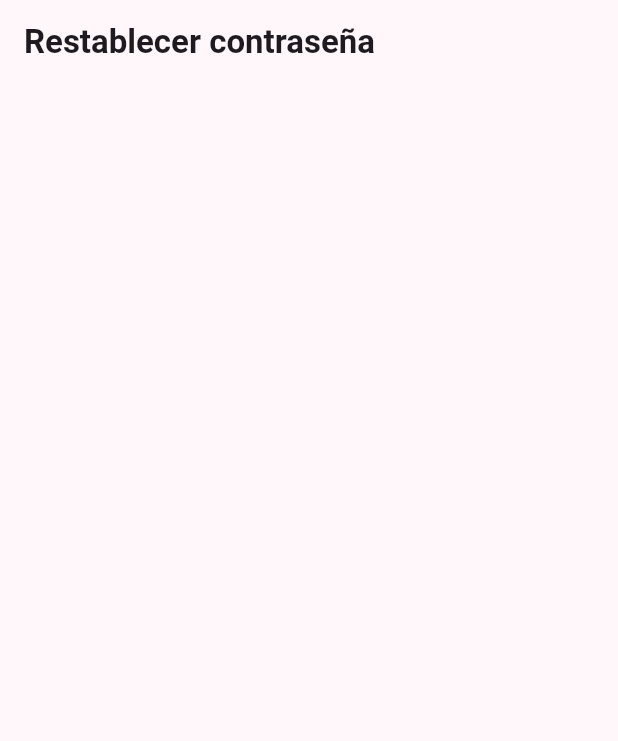
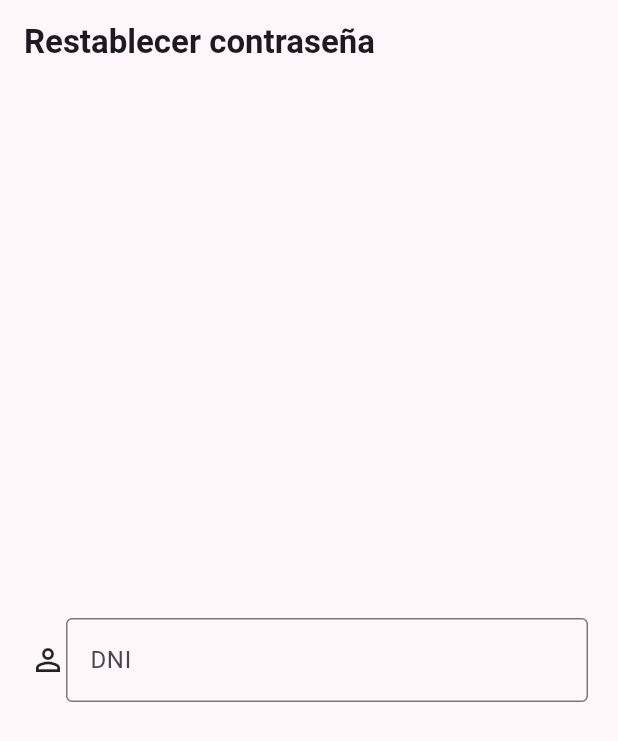
Before and after one commit to TsolidarioFG/2024-AGAELA-plataforma, a Flutter app: the PasswordRecovery screen opened by its route, on a phone screen of 412 x 824 dp. Shown: the top 741 px of the screen. Run offline on Flutter 3.47's test engine with Material 3 defaults, Android fonts, the phone set to English and light mode, and no system bars; our stand-ins replace go_router; generated files the repository leaves out were written again.

Commit message:
Added dni form field to password recovery

```diff
--- a/agaela_app/lib/features/password_recovery/screens/password_recovery.dart
+++ b/agaela_app/lib/features/password_recovery/screens/password_recovery.dart
@@ -1,3 +1,4 @@
+import 'package:agaela_app/common_widgets/default_icon_form_field.dart';
 import 'package:agaela_app/common_widgets/text_appbar.dart';
 import 'package:flutter/material.dart';
 import 'package:flutter_gen/gen_l10n/app_localizations.dart';
@@ -10,12 +11,30 @@ class PasswordRecovery extends StatefulWidget {
 }
 
 class _PasswordRecoveryState extends State<PasswordRecovery> {
+  final _passwordRecoveryFormKey = GlobalKey<FormState>();
+
+  final _dniController = TextEditingController();
+
   @override
   Widget build(BuildContext context) {
     return Scaffold(
       appBar: TextAppbar(
         text: AppLocalizations.of(context)!.passwordRecoveryTitle,
       ),
+      body: Form(
+        key: _passwordRecoveryFormKey,
+        autovalidateMode: AutovalidateMode.onUserInteraction,
+        child: Column(
+          mainAxisAlignment: MainAxisAlignment.spaceEvenly,
+          children: <Widget>[
+            DefaultIconFormField(
+                controller: _dniController,
+                icon: const Icon(Icons.perm_identity),
+                text: AppLocalizations.of(context)!.passwordRecoveryDniField,
+                sensitiveInformation: false)
+          ],
+        ),
+      ),
     );
   }
 }
--- a/agaela_app/lib/l10n/app_es.arb
+++ b/agaela_app/lib/l10n/app_es.arb
@@ -5,5 +5,6 @@
     "loginPasswordField": "Contraseña",
     "loginButton": "Autenticarse",
     "loginPasswordRecovery": "Olvidé mi contraseña",
-    "passwordRecoveryTitle": "Restablecer contraseña"
+    "passwordRecoveryTitle": "Restablecer contraseña",
+    "passwordRecoveryDniField": "DNI"
 }
--- a/agaela_app/lib/l10n/app_gl.arb
+++ b/agaela_app/lib/l10n/app_gl.arb
@@ -5,5 +5,6 @@
     "loginPasswordField": "Contrasinal",
     "loginButton": "Autenticarse",
     "loginPasswordRecovery": "Esquecín o meu contrasinal",
-    "passwordRecoveryTitle": "Restablecer contrasinal"
+    "passwordRecoveryTitle": "Restablecer contrasinal",
+    "passwordRecoveryDniField": "DNI"
 }
```
